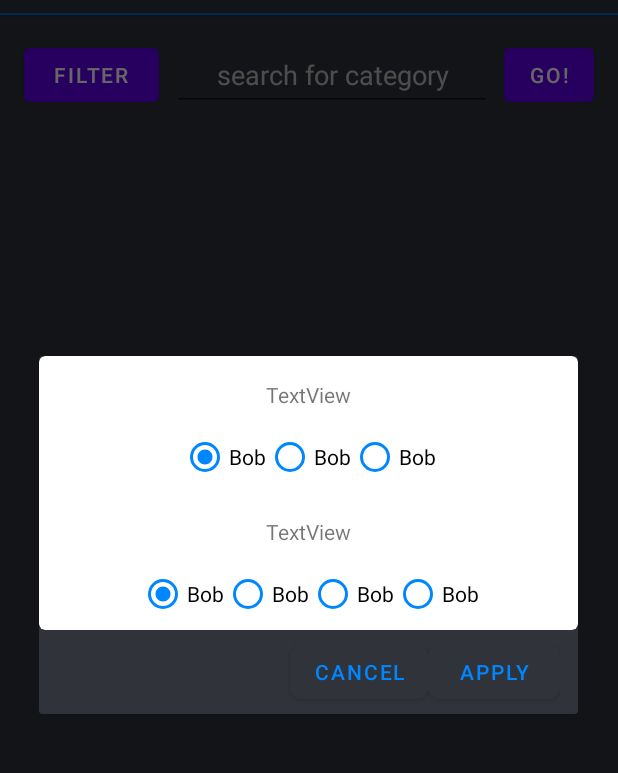
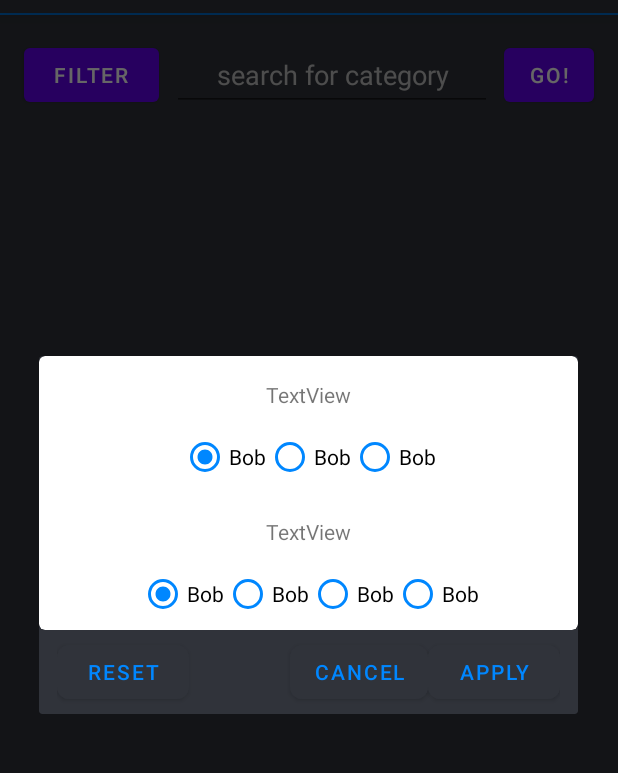
Before and after one commit to DunkelDeutscherRauch/G4m3s4Fr33, an Android app: the GameListFragment screen opened through its navigation route, after a tap on "FILTER", on a phone screen of 412 x 824 dp, the part 83-856 px from its top. Run offline under Robolectric (Android 15) with nearby library versions, the phone set to English and light mode, and no system bars; our stand-ins replace Room's generated code; pictures from the network do not load; 1 statement that could not run was skipped.

Commit message:
update Tuesday 2024-05-07 06:03 pm

```diff
--- a/app/src/main/java/com/example/g4m3s4fr33/data/bugs_and_glitches/remote/FreeTwoPlayMMOApiService.kt
+++ b/app/src/main/java/com/example/g4m3s4fr33/data/bugs_and_glitches/remote/FreeTwoPlayMMOApiService.kt
@@ -48,14 +48,6 @@ interface FreeTwoPlayMMOApiService {
         @Query("sort-by") sortBy: String
     ): List<IWantToPlayUnrealTournament>
 
-    // TODO remove ByCategory and ByPlatform as soon as ByFilter is implemented
-
-    /*@GET("games")
-    suspend fun getGameListByCategory(@Query("category") category: String): List<IWantToPlayUnrealTournament>
-
-    @GET("games")
-    suspend fun getGameListByPlatform(@Query("platform") platform: String): List<IWantToPlayUnrealTournament>*/
-
     @GET("game")
     suspend fun getGameDetail(@Query("id") gameId: Int): SixteenTimesTheDetail
 
--- a/app/src/main/java/com/example/g4m3s4fr33/data/bugs_and_glitches/repo/SenpaiRepository.kt
+++ b/app/src/main/java/com/example/g4m3s4fr33/data/bugs_and_glitches/repo/SenpaiRepository.kt
@@ -42,28 +42,6 @@ class SenpaiRepository(private val mmoApi: FreeTwoPlayMMOApi) {
         }
     }
 
-    // TODO remove ByCategory and ByPlatform as soon as ByFilter is implemented
-
-    /*suspend fun getGameListByCategory(category: String) {
-        try {
-            val result = mmoApi.retrofitService.getGameListByCategory(category)
-            _gameList.postValue(result)
-            Log.i("Ωlul", "Me gez gamez by $category!")
-        } catch (e: Exception) {
-            Log.e("Ωlul", "$e")
-        }
-    }
-
-    suspend fun getGameListByPlatform(platform: String) {
-        try {
-            val result = mmoApi.retrofitService.getGameListByPlatform(platform)
-            _gameList.postValue(result)
-            Log.i("Ωlul", "Me gez gamez by $platform!")
-        } catch (e: Exception) {
-            Log.e("Ωlul", "$e")
-        }
-    }*/
-
     suspend fun getGameDetail(gameId: Int) {
         try {
             val result = mmoApi.retrofitService.getGameDetail(gameId)
--- a/app/src/main/java/com/example/g4m3s4fr33/parasocial_relationship/WaifuViewModel.kt
+++ b/app/src/main/java/com/example/g4m3s4fr33/parasocial_relationship/WaifuViewModel.kt
@@ -121,20 +121,6 @@ class WaifuViewModel(application: Application) : AndroidViewModel(application) {
 
     }
 
-    // TODO remove ByCategory and ByPlatform as soon as ByFilter is implemented
-
-    /*fun getGameListByPlatform(platform: String) {
-        viewModelScope.launch(Dispatchers.IO) {
-            senpaiRepository.getGameListByPlatform(platform)
-        }
-    }
-
-    fun getGameListByCategory(category: String) {
-        viewModelScope.launch(Dispatchers.IO) {
-            senpaiRepository.getGameListByCategory(category)
-        }
-    }*/
-
     // other stuff
 
     private fun gimmeDate(): String {
--- a/app/src/main/java/com/example/g4m3s4fr33/ui/my_little_steam_clone/cozy_games/GameListFragment.kt
+++ b/app/src/main/java/com/example/g4m3s4fr33/ui/my_little_steam_clone/cozy_games/GameListFragment.kt
@@ -32,14 +32,14 @@ class GameListFragment : Fragment() {
     override fun onViewCreated(view: View, savedInstanceState: Bundle?) {
         super.onViewCreated(view, savedInstanceState)
 
+        val inputCategory = binding.etSearchDialogCategory
+        val categories: Array<out String> = resources.getStringArray(R.array.game_categories)
+
         viewModel.getGameList()
 
         viewModel.gameList.observe(viewLifecycleOwner) {
             binding.rvGameList.adapter = PlugAndPlayAdapter(it)
         }
-
-        val inputCategory = binding.etSearchDialogCategory
-        val categories: Array<out String> = resources.getStringArray(R.array.game_categories)
 
         ArrayAdapter(
             requireContext(), android.R.layout.simple_list_item_1, categories
@@ -59,16 +59,19 @@ class GameListFragment : Fragment() {
         }
 
         binding.btnOpenSearchDialog.setOnClickListener {
-
             val dialogBinding = MyCustomSearchDialogBinding.inflate(layoutInflater)
             val alertDialogBuilder = AlertDialog.Builder(requireContext(), R.style.MyDialogTheme)
 
             alertDialogBuilder.setView(dialogBinding.root)
 
             alertDialogBuilder.setPositiveButton("Apply") { _, _ ->
-
                 viewModel.platform = platformer(dialogBinding.rgSearchDialogFilterByPlatform)
                 viewModel.sortBy = postal(dialogBinding.rgSearchDialogSortOptions)
+            }
+
+            alertDialogBuilder.setNeutralButton("Reset") { _, _ ->
+                viewModel.getGameList()
+                binding.etSearchDialogCategory.text.clear()
             }
 
             alertDialogBuilder.setNegativeButton("Cancel") { dialog, _ ->
--- a/app/src/main/res/values/styles.xml
+++ b/app/src/main/res/values/styles.xml
@@ -22,9 +22,14 @@
     <style name="MyDialogTheme" parent="Theme.MaterialComponents.Light.Dialog.Alert">
         <item name="android:backgroundTint">@color/vwBlackMetallic</item>
         <item name="android:buttonBarPositiveButtonStyle">@style/positiveButtonText</item>
+        <item name="android:buttonBarNeutralButtonStyle">@style/neutralButtonText</item>
         <item name="android:buttonBarNegativeButtonStyle">@style/negativeButtonText</item>
     </style>
     <style name="positiveButtonText">
+        <item name="android:textColor">@color/imBlue</item>
+        <item name="cornerRadius">8dp</item>
+    </style>
+    <style name="neutralButtonText">
         <item name="android:textColor">@color/imBlue</item>
         <item name="cornerRadius">8dp</item>
     </style>
```
